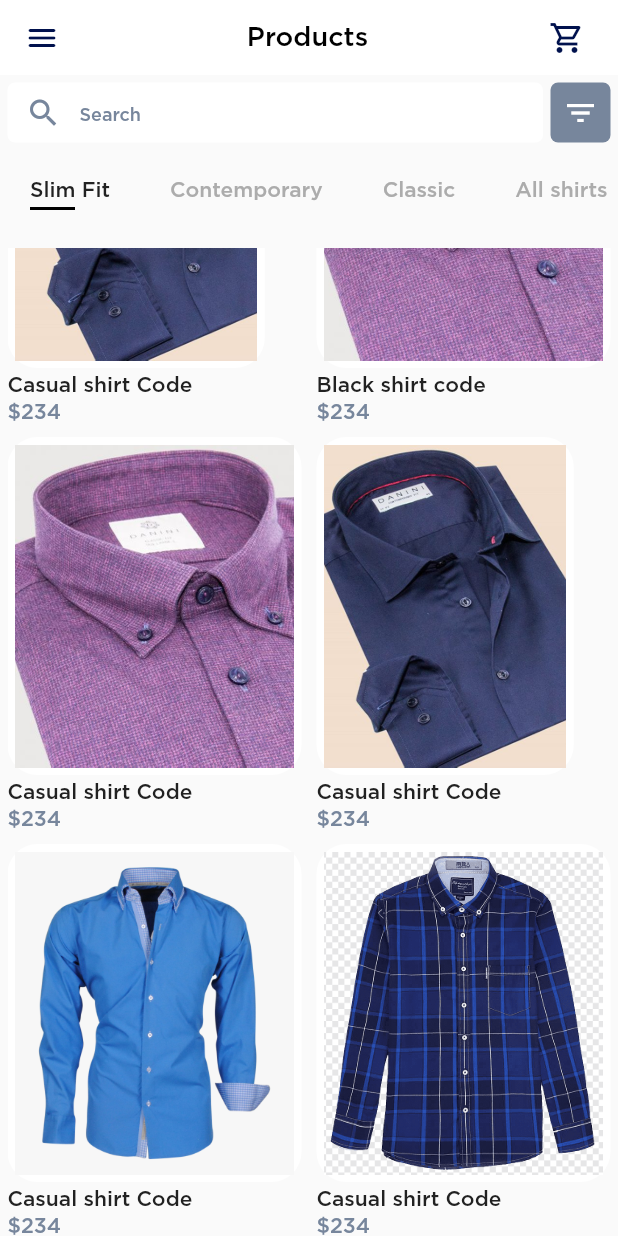
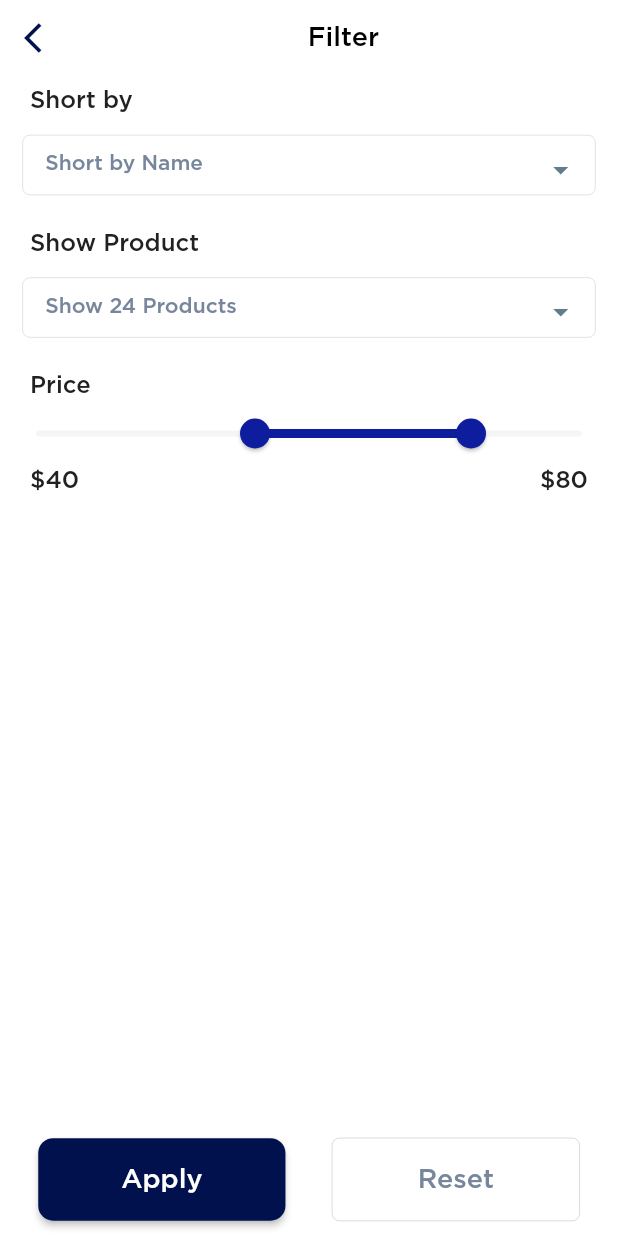
Before and after one commit to Mrvsolutions/Danini, a Flutter app: the HomeScreen screen opened directly, scrolled down 145 dp, after a tap on the "filter list" icon, on a phone screen of 412 x 824 dp. Run offline on Flutter 3.47's test engine with Material 2 defaults, Android fonts, the phone set to English and light mode, and no system bars; our stand-ins replace carousel_pro, get, image_picker; network calls fail.

Commit message:
filter screen and font

```diff
--- a/lib/BuildAppToolBar.dart
+++ b/lib/BuildAppToolBar.dart
@@ -4,11 +4,7 @@ import 'package:flutter/cupertino.dart';
 import 'Comman/ColorFile.dart';
 
 PreferredSize BuildAppToolBar(
-    BuildContext context, String TitleHeading, bool IsBackArrowShow) {
-  bool _isVisible = false;
-  bool _IsHomeIconShow = false;
-  int selectedindix = 0;
-
+    BuildContext context, String TitleHeading, bool IsBackArrowShow, bool _isVisible) {
   return PreferredSize(
     preferredSize: Size.fromHeight(50),
     child: AppBar(
@@ -43,9 +39,12 @@ PreferredSize BuildAppToolBar(
         //   icon: Icon(Icons.search, color: Colors.grey),
         //   onPressed: () {},
         // ),
-        IconButton(
-          icon: Icon(Icons.shopping_cart_outlined, color: dPrimeryColors),
-          onPressed: () {},
+        Visibility(
+          visible:_isVisible ,
+          child: IconButton(
+            icon: Icon(Icons.shopping_cart_outlined, color: dPrimeryColors),
+            onPressed: () {},
+          ),
         ),
         SizedBox(width: 20 / 2)
       ],
--- a/lib/Comman/ColorFile.dart
+++ b/lib/Comman/ColorFile.dart
@@ -11,3 +11,5 @@ const koffwhite = Color(0xFFf2f2f2);
 const kdetailcolor = Color(0xFF2e2e2e);
 const kdrawertitlecolor = Color(0xFF393939);
 const colorbottomtext = Color(0xFF969696);
+const colorSliderActive = Color(0xFF0e1d9e);
+const colorSliderInActive = Color(0xFFf5f5f7);
--- a/lib/Screen/Dashboard/DynamicImgSlider.dart
+++ b/lib/Screen/Dashboard/DynamicImgSlider.dart
@@ -8,6 +8,7 @@ import 'package:get/get.dart';
 
 import '../../BuildAppToolBar.dart';
 import '../../NavDrawer.dart';
+import '../filterpage.dart';
 
 class DynamicImgSlider extends StatelessWidget {
   final ImgController controller = Get.put(ImgController());
@@ -17,7 +18,7 @@ class DynamicImgSlider extends StatelessWidget {
   Widget build(BuildContext context) {
     return Scaffold(
       drawer: NavDrawer(),
-      appBar: BuildAppToolBar(context, "Home", false),
+      appBar: BuildAppToolBar(context, "Home", false,true),
       body: SingleChildScrollView(
         child: Padding(
           padding: const EdgeInsets.all(5.0),
@@ -65,8 +66,11 @@ class DynamicImgSlider extends StatelessWidget {
                               color: Colors.white,
                             ),
                             onPressed: () {
-                              // Provider.of<MyBottomSheetModel>(context)
-                              //     .changeState();
+                              Navigator.push(
+                                  context,
+                                  MaterialPageRoute(
+                                    builder: (context) => FilterPage(),
+                                  ));
                             },
                           ),
                         ),
--- a/lib/Screen/ProductDetail/ProductDetailPage.dart
+++ b/lib/Screen/ProductDetail/ProductDetailPage.dart
@@ -25,7 +25,7 @@ class _ProductDetailPageState extends State<ProductDetailPage> {
   @override
   Widget build(BuildContext context) {
     return Scaffold(
-        appBar: BuildAppToolBar(context, "Product Detail", true),
+        appBar: BuildAppToolBar(context, "Product Detail", true, true),
         body: Padding(
           padding: const EdgeInsets.all(5.0),
           child: Container(
@@ -337,8 +337,7 @@ class _ProductDetailPageState extends State<ProductDetailPage> {
                                                     "Luxurious Fabric Signature 100% Egyptian Cotton",
                                                     style: TextStyle(
                                                         fontWeight:
-                                                            FontWeight.w100,
-                                                        fontFamily: 'GothaPro',
+                                                            FontWeight.normal,
                                                         color: kdetailcolor,
                                                         fontSize: 12),
                                                     textAlign: TextAlign.left,
@@ -362,8 +361,7 @@ class _ProductDetailPageState extends State<ProductDetailPage> {
                                                     "Immaculate Details",
                                                     style: TextStyle(
                                                         fontWeight:
-                                                            FontWeight.w100,
-                                                        fontFamily: 'GothaPro',
+                                                            FontWeight.normal,
                                                         color: kdetailcolor,
                                                         fontSize: 12),
                                                     textAlign: TextAlign.left,
@@ -387,8 +385,7 @@ class _ProductDetailPageState extends State<ProductDetailPage> {
                                                     "Perfect Slim Fit",
                                                     style: TextStyle(
                                                         fontWeight:
-                                                            FontWeight.w100,
-                                                        fontFamily: 'GothaPro',
+                                                            FontWeight.normal,
                                                         color: kdetailcolor,
                                                         fontSize: 12),
                                                     textAlign: TextAlign.left,
@@ -439,8 +436,7 @@ class _ProductDetailPageState extends State<ProductDetailPage> {
                                                     style: TextStyle(
                                                         color: ktextpriceColor,
                                                         fontWeight:
-                                                            FontWeight.w100,
-                                                        fontFamily: 'GothaPro',
+                                                            FontWeight.normal,
                                                         fontSize: 16),
                                                     textAlign: TextAlign.left,
                                                   )
@@ -467,8 +463,7 @@ class _ProductDetailPageState extends State<ProductDetailPage> {
                                                     style: TextStyle(
                                                         color: ktextpriceColor,
                                                         fontWeight:
-                                                            FontWeight.w100,
-                                                        fontFamily: 'GothaPro',
+                                                            FontWeight.normal,
                                                         fontSize: 16),
                                                     textAlign: TextAlign.left,
                                                   )
@@ -495,8 +490,7 @@ class _ProductDetailPageState extends State<ProductDetailPage> {
                                                     style: TextStyle(
                                                         color: ktextpriceColor,
                                                         fontWeight:
-                                                            FontWeight.w100,
-                                                        fontFamily: 'GothaPro',
+                                                            FontWeight.normal,
                                                         fontSize: 16),
                                                     textAlign: TextAlign.left,
                                                   )
--- /dev/null
+++ b/lib/Screen/filterpage.dart
@@ -0,0 +1,270 @@
+import 'package:danini/BuildAppToolBar.dart';
+import 'package:danini/Comman/ColorFile.dart';
+import 'package:flutter/material.dart';
+import 'package:flutter/cupertino.dart';
+
+class FilterPage extends StatefulWidget {
+  const FilterPage({Key? key}) : super(key: key);
+
+  @override
+  _FilterPageState createState() => _FilterPageState();
+}
+
+class _FilterPageState extends State<FilterPage> {
+  RangeValues _currentRangeValues = const RangeValues(40, 80);
+
+  @override
+  Widget build(BuildContext context) {
+    return Scaffold(
+      appBar: BuildAppToolBar(context, 'Filter', true,false),
+      body: Container(
+        color: Colors.white,
+        child: Stack(
+          children: [
+            Column(
+              children: [
+                Padding(
+                  padding: const EdgeInsets.fromLTRB(20, 10, 0, 0),
+                  child: Align(
+                    alignment: Alignment.topLeft,
+                    child: Text(
+                      "Short by",
+                      style: TextStyle(
+                          fontSize: 16,
+                          color: kTextColor,
+                          fontWeight: FontWeight.w300,
+                          fontFamily: 'GothaPro'),
+                      textAlign: TextAlign.left,
+                    ),
+                  ),
+                ),
+                Padding(
+                  padding: const EdgeInsets.all(5.0),
+                  child: Container(
+                    margin: const EdgeInsets.all(10.0),
+                    padding: const EdgeInsets.all(3.0),
+                    decoration: BoxDecoration(
+                      border: Border.all(color: Colors.grey, width: 0.2),
+                      borderRadius: BorderRadius.circular(5),
+                    ),
+                    height: 40,
+                    child: Row(
+                      children: <Widget>[
+                        Expanded(
+                          child: TextField(
+                            decoration: InputDecoration(
+                              hintText: "Short by Name",
+                              hintStyle: TextStyle(
+                                  fontSize: 14,
+                                  color: ktextpriceColor,
+                                  fontFamily: 'GothaPro',
+                                  fontWeight: FontWeight.w500),
+                              border: OutlineInputBorder(
+                                  borderRadius: BorderRadius.circular(5.0),
+                                  borderSide: BorderSide.none),
+                              fillColor: Colors.white,
+                              filled: true,
+                            ),
+                          ),
+                        ),
+                        SizedBox(width: 5),
+                        Container(
+                          height: 40,
+                          width: 40,
+                          child: IconButton(
+                            icon: Icon(
+                              Icons.arrow_drop_down,
+                              color: Colors.blueGrey,
+                            ),
+                            onPressed: () {
+                              // Provider.of<MyBottomSheetModel>(context)
+                              //     .changeState();
+                            },
+                          ),
+                        ),
+                      ],
+                    ),
+                  ),
+                ),
+                Padding(
+                  padding: const EdgeInsets.fromLTRB(20, 10, 0, 0),
+                  child: Align(
+                    alignment: Alignment.topLeft,
+                    child: Text(
+                      "Show Product",
+                      style: TextStyle(
+                          fontSize: 16,
+                          color: kTextColor,
+                          fontFamily: 'GothaPro',
+                          fontWeight: FontWeight.w300),
+                      textAlign: TextAlign.left,
+                    ),
+                  ),
+                ),
+                Padding(
+                  padding: const EdgeInsets.all(5.0),
+                  child: Container(
+                    margin: const EdgeInsets.all(10.0),
+                    padding: const EdgeInsets.all(3.0),
+                    decoration: BoxDecoration(
+                      border: Border.all(color: Colors.grey, width: 0.2),
+                      borderRadius: BorderRadius.circular(5),
+                    ),
+                    height: 40,
+                    child: Row(
+                      children: <Widget>[
+                        Expanded(
+                          child: TextField(
+                            decoration: InputDecoration(
+                              hintText: "Show 24 Products",
+                              hintStyle: TextStyle(
+                                  fontSize: 14,
+                                  color: ktextpriceColor,
+                                  fontFamily: 'GothaPro',
+                                  fontWeight: FontWeight.w500),
+                              border: OutlineInputBorder(
+                                  borderRadius: BorderRadius.circular(5.0),
+                                  borderSide: BorderSide.none),
+                              fillColor: Colors.white,
+                              filled: true,
+                            ),
+                          ),
+                        ),
+                        SizedBox(width: 5),
+                        Container(
+                          height: 40,
+                          width: 40,
+                          child: IconButton(
+                            icon: Icon(
+                              Icons.arrow_drop_down,
+                              color: Colors.blueGrey,
+                            ),
+                            onPressed: () {
+                              // Provider.of<MyBottomSheetModel>(context)
+                              //     .changeState();
+                            },
+                          ),
+                        ),
+                      ],
+                    ),
+                  ),
+                ),
+                Padding(
+                  padding: const EdgeInsets.fromLTRB(20, 10, 0, 0),
+                  child: Align(
+                    alignment: Alignment.topLeft,
+                    child: Text(
+                      "Price",
+                      style: TextStyle(
+                          fontSize: 16,
+                          color: kTextColor,
+                          fontFamily: 'GothaPro',
+                          fontWeight: FontWeight.w300),
+                      textAlign: TextAlign.left,
+                    ),
+                  ),
+                ),
+                RangeSlider(
+                  values: _currentRangeValues,
+                  min: 0,
+                  max: 100,
+                  divisions: 100,
+                  activeColor: colorSliderActive,
+                  inactiveColor: colorSliderInActive,
+                  labels: RangeLabels(
+                    _currentRangeValues.start.round().toString(),
+                    _currentRangeValues.end.round().toString(),
+                  ),
+                  onChanged: (RangeValues values) {
+                    setState(() {
+                      _currentRangeValues = values;
+                    });
+                  },
+                ),
+                Padding(
+                  padding: const EdgeInsets.fromLTRB(20, 0, 20, 0),
+                  child: Row(
+                    mainAxisAlignment: MainAxisAlignment.spaceBetween,
+                    children: [
+                      Text("\$" + _currentRangeValues.start.round().toString(),
+                          style: TextStyle(
+                              color: kTextColor,
+                              fontSize: 16,
+                              fontFamily: 'GothaPro',
+                              fontWeight: FontWeight.w500)),
+                      Text("\$" + _currentRangeValues.end.round().toString(),
+                          style: TextStyle(
+                              color: kTextColor,
+                              fontSize: 16,
+                              fontFamily: 'GothaPro',
+                              fontWeight: FontWeight.w500))
+                    ],
+                  ),
+                )
+              ],
+            ),
+            Padding(
+              padding: const EdgeInsets.all(10.0),
+              child: Align(
+                alignment: Alignment.bottomCenter,
+                child: Row(
+                  mainAxisAlignment: MainAxisAlignment.spaceAround,
+                  children: <Widget>[
+                    Container(
+                      child: SizedBox(
+                        height: 55,
+                        width: MediaQuery.of(context).size.width / 2.5,
+                        child: RaisedButton(
+                          onPressed: () {
+
+                          },
+                          child: Text(
+                            "Apply",
+                            style: TextStyle(
+                                color: Colors.white,
+                                fontFamily: 'GothaPro',
+                                fontWeight: FontWeight.w500,
+                                fontSize: 18),
+                          ),
+                          color: dPrimeryColors,
+                          shape: new RoundedRectangleBorder(
+                            borderRadius: new BorderRadius.circular(10.0),
+                          ),
+                        ),
+                      ),
+                    ),
+                    Container(
+                      decoration: BoxDecoration(
+                        border: Border.all(color:ktextpriceColor, width: 0.2),
+                        borderRadius: BorderRadius.circular(5),
+                      ),
+                      child: SizedBox(
+                        height: 55,
+                        width: MediaQuery.of(context).size.width / 2.5,
+                        child: Center(
+                          child: FlatButton(
+                            onPressed: (){
+
+                            },
+                            child: Text(
+                              "Reset",
+                              style: TextStyle(
+                                  color: ktextpriceColor,
+                                  fontFamily: 'GothaPro',
+                                  fontWeight: FontWeight.w500,
+                                  fontSize: 18),
+                            ),
+                          ),
+                        ),
+                        ),
+                      ),
+                  ],
+                ),
+              ),
+            ),
+          ],
+        ),
+      ),
+    );
+  }
+}
--- a/lib/Screen/home/components/body.dart
+++ b/lib/Screen/home/components/body.dart
@@ -1,5 +1,6 @@
 import 'package:danini/Comman/ColorFile.dart';
 import 'package:danini/Screen/ProductDetail/ProductDetailPage.dart';
+import 'package:danini/Screen/filterpage.dart';
 import 'package:danini/models/Product.dart';
 import 'package:flutter/material.dart';
 import 'categorries.dart';
@@ -55,6 +56,12 @@ class Body extends StatelessWidget {
                     onPressed: () {
                       // Provider.of<MyBottomSheetModel>(context)
                       //     .changeState();
+
+                      Navigator.push(
+                          context,
+                          MaterialPageRoute(
+                            builder: (context) => FilterPage(),
+                          ));
                     },
                   ),
                 ),
--- a/lib/Screen/home/home_screen.dart
+++ b/lib/Screen/home/home_screen.dart
@@ -8,7 +8,7 @@ class HomeScreen extends StatelessWidget {
   @override
   Widget build(BuildContext context) {
     return Scaffold(
-      appBar: BuildAppToolBar(context, "Products", false),
+      appBar: BuildAppToolBar(context, "Products", false,true),
       drawer: NavDrawer(),
       body: Body(),
     );
```
